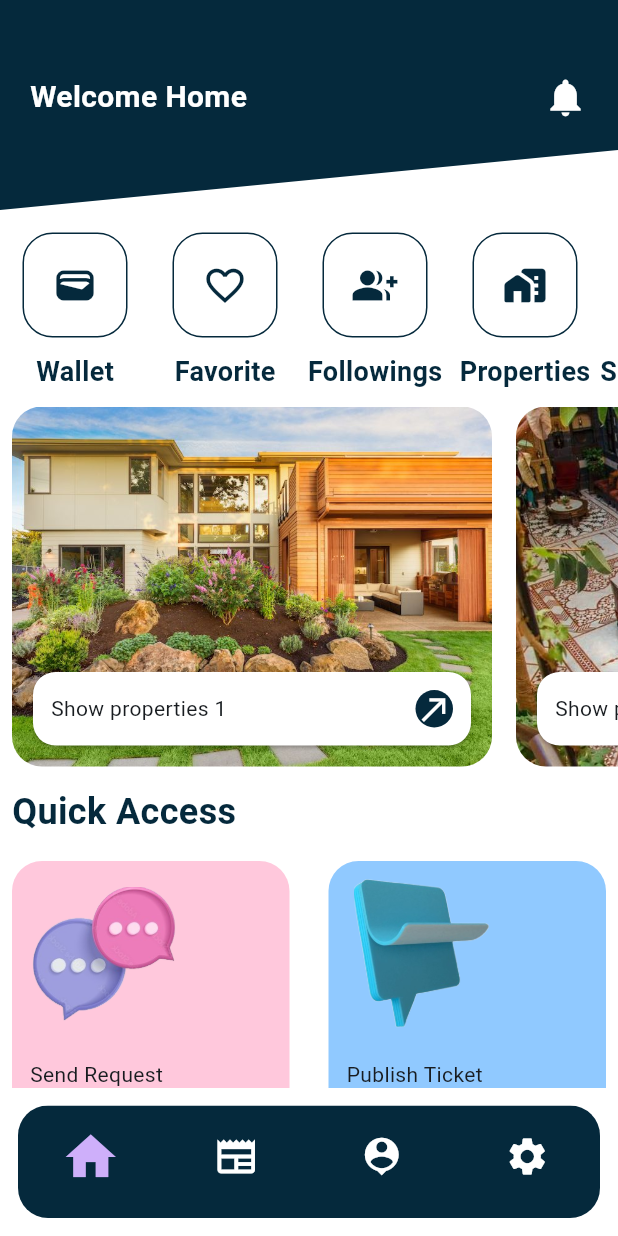
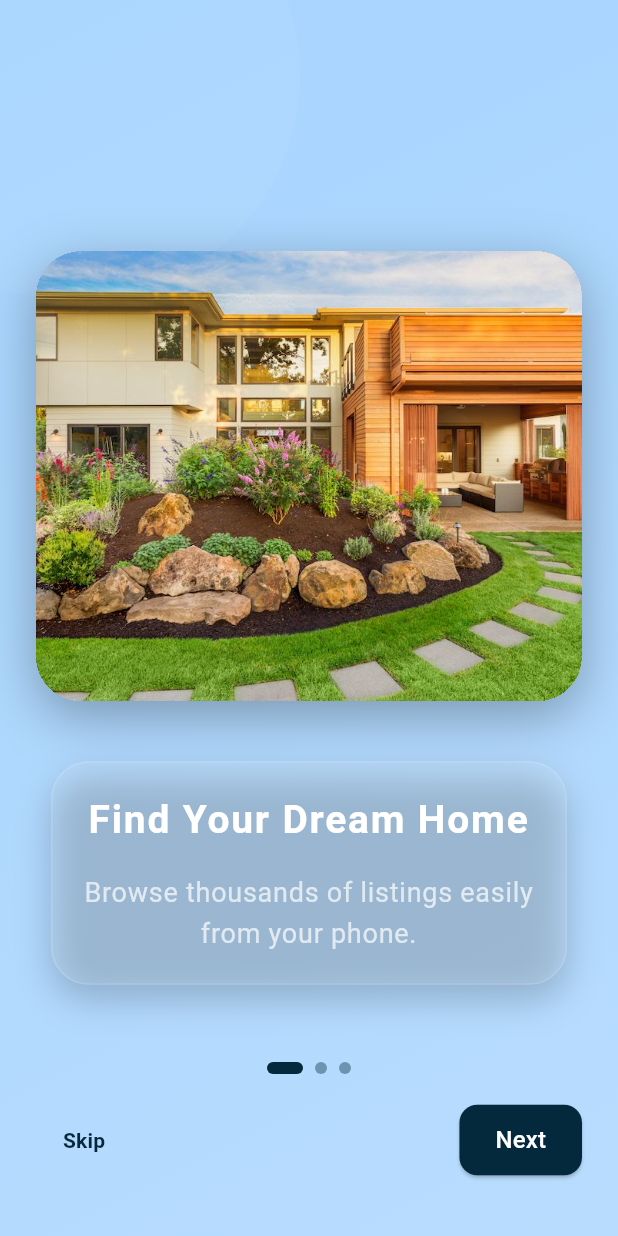
Before and after one commit to BayanDerbas/Real-Estate-Consulting-Support-System, a Flutter app: the screen it shows after launch, on a phone screen of 412 x 824 dp. Run offline on Flutter 3.47's test engine with Material 3 defaults, Android fonts, the phone set to English and light mode, and no system bars; our stand-ins replace get, google_fonts; Roboto replaces fonts that are missing (Itim).

```diff
--- a/lib/core/constants/Fonts.dart
+++ b/lib/core/constants/Fonts.dart
@@ -17,8 +17,13 @@ class Fonts {
   static final TextStyle underlinedStyle = GoogleFonts.itim(
     decoration: TextDecoration.underline,
     color: AppColors.deepNavy,
-
     fontSize: 20,
     fontWeight: FontWeight.bold,
   );
+  static final TextStyle titleOfOnboardingStyle = GoogleFonts.itim(
+    fontSize: 24,
+    color: Colors.white,
+    fontWeight: FontWeight.bold,
+    letterSpacing: 1.2,
+  );
 }
--- a/lib/core/constants/colors.dart
+++ b/lib/core/constants/colors.dart
@@ -20,4 +20,5 @@ class AppColors {
   static const Color customGray = Color(0xFFB2A4A4);
   static const Color lightBulishGray = Color(0xFFBFC5CE);
   static const Color darkGray = Color.fromRGBO(59, 59, 59, 1.0);
+  static const Color filterButtonWhite = Color.fromRGBO(217, 217, 217, 0.7);
 }
--- /dev/null
+++ b/lib/core/constants/image_paths.dart
@@ -0,0 +1,8 @@
+class AppImages {
+  static const String basePath = 'assets/images';
+  static const String property1 = '$basePath/property1.jpg';
+  static const String property2 = '$basePath/property2.jpg';
+  static const String property3 = '$basePath/property3.jpg';
+  static const String filterIcon = '$basePath/filter_icon.png';
+  static const String searchIcon = '$basePath/search_icon.png';
+}
--- /dev/null
+++ b/lib/features/Auth/presentation/controllers/on_boarding_controller.dart
@@ -0,0 +1,30 @@
+import 'package:get/get.dart';
+import 'package:flutter/material.dart';
+
+class OnBoardingController extends GetxController {
+  PageController pageController = PageController();
+  var currentPage = 0.obs;
+
+  void nextPage() {
+    if (currentPage.value < 2) {
+      pageController.nextPage(
+        duration: Duration(milliseconds: 300),
+        curve: Curves.ease,
+      );
+    } else {
+      finishOnboarding();
+    }
+  }
+
+  void skip() {
+    finishOnboarding();
+  }
+
+  void onPageChanged(int index) {
+    currentPage.value = index;
+  }
+
+  void finishOnboarding() {
+    Get.offAllNamed('/login');
+  }
+}
--- /dev/null
+++ b/lib/features/Auth/presentation/pages/on_boarding_pages.dart
@@ -0,0 +1,110 @@
+import 'package:flutter/material.dart';
+import 'package:get/get.dart';
+import '../../../../core/constants/colors.dart';
+import '../../../../core/constants/image_paths.dart';
+import '../controllers/on_boarding_controller.dart';
+import '../widgets/custom_on_boarding_page.dart';
+
+class OnBoardingScreen extends StatelessWidget {
+  final OnBoardingController controller = Get.put(OnBoardingController());
+
+  OnBoardingScreen({Key? key}) : super(key: key); // added constructor properly
+
+  @override
+  Widget build(BuildContext context) {
+    return Scaffold(
+      backgroundColor: AppColors.softWhite,
+      body: Stack(
+        children: [
+          PageView(
+            controller: controller.pageController,
+            onPageChanged: controller.onPageChanged,
+            children: const [
+              CustomOnBoardingPage(
+                title: "Find Your Dream Home",
+                description:
+                    "Browse thousands of listings easily from your phone.",
+                color: AppColors.babySky,
+                imagePath: AppImages.property1,
+              ),
+              CustomOnBoardingPage(
+                title: "Best Deals",
+                description: "Get amazing offers in prime locations.",
+                color: AppColors.softPink,
+                imagePath: AppImages.property2,
+              ),
+              CustomOnBoardingPage(
+                title: "Easy Financing",
+                description: "Financing options made simple for you.",
+                color: AppColors.aquaBlue,
+                imagePath: AppImages.property3,
+              ),
+            ],
+          ),
+          Positioned(
+            bottom: 40,
+            left: 24,
+            right: 24,
+            child: Column(
+              mainAxisSize: MainAxisSize.min,
+              children: [
+                Obx(
+                  () => Row(
+                    mainAxisAlignment: MainAxisAlignment.center,
+                    children: List.generate(
+                      3,
+                      (index) => AnimatedContainer(
+                        duration: const Duration(milliseconds: 300),
+                        margin: const EdgeInsets.symmetric(horizontal: 4),
+                        height: 8,
+                        width: controller.currentPage.value == index ? 24 : 8,
+                        decoration: BoxDecoration(
+                          color:
+                              controller.currentPage.value == index
+                                  ? AppColors.deepNavy
+                                  : AppColors.deepNavy.withOpacity(0.4),
+                          borderRadius: BorderRadius.circular(4),
+                        ),
+                      ),
+                    ),
+                  ),
+                ),
+                const SizedBox(height: 20),
+                Row(
+                  mainAxisAlignment: MainAxisAlignment.spaceBetween,
+                  children: [
+                    TextButton(
+                      onPressed: controller.skip,
+                      child: const Text(
+                        "Skip",
+                        style: TextStyle(
+                          color: AppColors.deepNavy,
+                          fontWeight: FontWeight.bold,
+                        ),
+                      ),
+                    ),
+                    ElevatedButton(
+                      onPressed: controller.nextPage,
+                      style: ElevatedButton.styleFrom(
+                        backgroundColor: AppColors.deepNavy,
+                        foregroundColor: AppColors.pureWhite,
+                        padding: const EdgeInsets.symmetric(
+                          horizontal: 24,
+                          vertical: 12,
+                        ),
+                        shape: RoundedRectangleBorder(
+                          borderRadius: BorderRadius.circular(12),
+                        ),
+                      ),
+                      child: const Text("Next", style: TextStyle(fontSize: 16)),
+                    ),
+                  ],
+                ),
+              ],
+            ),
+          ),
+        ],
+      ),
+    );
+  }
+}
--- /dev/null
+++ b/lib/features/Auth/presentation/widgets/custom_on_boarding_page.dart
@@ -0,0 +1,116 @@
+import 'package:flutter/material.dart';
+import 'package:graduation_project/core/constants/Fonts.dart';
+
+class CustomOnBoardingPage extends StatelessWidget {
+  final String title;
+  final String description;
+  final Color color;
+  final String imagePath;
+
+  const CustomOnBoardingPage({
+    super.key,
+    required this.title,
+    required this.description,
+    required this.color,
+    required this.imagePath,
+  });
+
+  @override
+  Widget build(BuildContext context) {
+    double width = MediaQuery.of(context).size.width;
+
+    return Container(
+      decoration: BoxDecoration(
+        gradient: LinearGradient(
+          colors: [color.withOpacity(0.95), color.withOpacity(0.75)],
+          begin: Alignment.topLeft,
+          end: Alignment.bottomRight,
+        ),
+      ),
+      child: Stack(
+        children: [
+          Positioned(
+            top: -100,
+            left: -100,
+            child: Container(
+              width: 300,
+              height: 300,
+              decoration: BoxDecoration(
+                shape: BoxShape.circle,
+                color: Colors.white.withOpacity(0.05),
+              ),
+            ),
+          ),
+          Center(
+            child: Padding(
+              padding: const EdgeInsets.symmetric(horizontal: 24, vertical: 40),
+              child: Column(
+                mainAxisAlignment: MainAxisAlignment.center,
+                children: [
+                  Hero(
+                    tag: imagePath,
+                    child: Container(
+                      decoration: BoxDecoration(
+                        boxShadow: [
+                          BoxShadow(
+                            color: Colors.black.withOpacity(0.3),
+                            blurRadius: 30,
+                            offset: const Offset(0, 10),
+                          ),
+                        ],
+                        borderRadius: BorderRadius.circular(30),
+                      ),
+                      clipBehavior: Clip.hardEdge,
+                      child: Image.asset(
+                        imagePath,
+                        height: 300,
+                        width: width,
+                        fit: BoxFit.cover,
+                      ),
+                    ),
+                  ),
+                  const SizedBox(height: 40),
+                  Container(
+                    padding: const EdgeInsets.all(20),
+                    margin: const EdgeInsets.symmetric(horizontal: 10),
+                    decoration: BoxDecoration(
+                      color: Colors.white.withOpacity(0.1),
+                      borderRadius: BorderRadius.circular(25),
+                      border: Border.all(color: Colors.white12),
+                      boxShadow: [
+                        BoxShadow(
+                          color: Colors.black.withOpacity(0.2),
+                          blurRadius: 20,
+                          offset: const Offset(0, 10),
+                        ),
+                      ],
+                    ),
+                    child: Column(
+                      children: [
+                        Text(
+                          title,
+                          textAlign: TextAlign.center,
+                          style: Fonts.titleOfOnboardingStyle.copyWith(
+                            fontSize: 26,
+                            color: Colors.white,
+                          ),
+                        ),
+                        const SizedBox(height: 16),
+                        Text(
+                          description,
+                          textAlign: TextAlign.center,
+                          style: Theme.of(context).textTheme.bodyLarge
+                              ?.copyWith(color: Colors.white70, fontSize: 18),
+                        ),
+                      ],
+                    ),
+                  ),
+                ],
+              ),
+            ),
+          ),
+        ],
+      ),
+    );
+  }
+}
--- a/lib/main.dart
+++ b/lib/main.dart
@@ -1,13 +1,11 @@
 import 'package:flutter/material.dart';
-import 'package:get/get_navigation/src/root/get_material_app.dart';
-import 'package:graduation_project/core/constants/app_theme.dart';
-import 'package:graduation_project/core/routes/routes.dart';
-import 'package:graduation_project/features/Auth/presentation/pages/login_screen.dart';
-import 'package:graduation_project/features/Auth/presentation/pages/sign_up_screen.dart';
+import 'package:get/get.dart';
+import 'package:flutter_localizations/flutter_localizations.dart';
+import 'package:graduation_project/features/Auth/presentation/pages/on_boarding_pages.dart';
 
-import 'features/Auth/presentation/pages/upload_documents.dart';
-import 'features/Auth/presentation/widgets/base_auth_screen.dart';
-import 'features/home/presentation/pages/Home.dart';
+import 'core/constants/app_theme.dart';
+import 'core/routes/routes.dart';
+import 'features/search/presentation/pages/filter_page.dart';
 
 void main() {
   runApp(const MyApp());
@@ -23,8 +21,17 @@ class MyApp extends StatelessWidget {
         colorScheme: AppTheme.lightScheme(),
         scaffoldBackgroundColor: AppTheme.lightScheme().onPrimary,
       ),
+
+      locale: const Locale('en', 'US'),
+      fallbackLocale: const Locale('en', 'US'),
+      supportedLocales: const [Locale('ar', 'AE'), Locale('en', 'US')],
+      localizationsDelegates: const [
+        GlobalMaterialLocalizations.delegate,
+        GlobalWidgetsLocalizations.delegate,
+        GlobalCupertinoLocalizations.delegate,
+      ],
       debugShowCheckedModeBanner: false,
-      home: Home(),
+      home: OnBoardingScreen(),
       getPages: AppRoutes.routes_,
     );
   }
--- a/pubspec.yaml
+++ b/pubspec.yaml
@@ -37,11 +37,13 @@ dependencies:
   get: ^4.7.2
   google_fonts: ^6.2.1
   retrofit_generator: ^9.1.9
+  flutter_localization: ^0.3.2
+
 
 dev_dependencies:
   flutter_test:
     sdk: flutter
-
+  intl: ^0.19.0
   # The "flutter_lints" package below contains a set of recommended lints to
   # encourage good coding practices. The lint set provided by the package is
   # activated in the `analysis_options.yaml` file located at the root of your
```
Also changed, not shown: lib/core/widgets/Custom_Button.dart (+4 -5 lines), lib/features/search/presentation/controllers/filter_controller.dart (added, +10 -0 lines), lib/features/search/presentation/controllers/search_controller.dart (added, +16 -0 lines), lib/features/search/presentation/pages/filter_page.dart (added, +80 -0 lines), lib/features/search/presentation/pages/search_page.dart (added, +54 -0 lines), lib/features/search/presentation/widgets/base_search_screen.dart (added, +47 -0 lines), lib/features/search/presentation/widgets/custom_search_text_field.dart (added, +40 -0 lines), assets/images/filter_icon.png (added), assets/images/search_icon.png (added), lib/core/constants/app_translations.dart (added), lib/features/search/presentation/controllers/auth_controller.dart (deleted), lib/features/search/presentation/pages/auth_page.dart (deleted), pubspec.lock, 5 other files.
